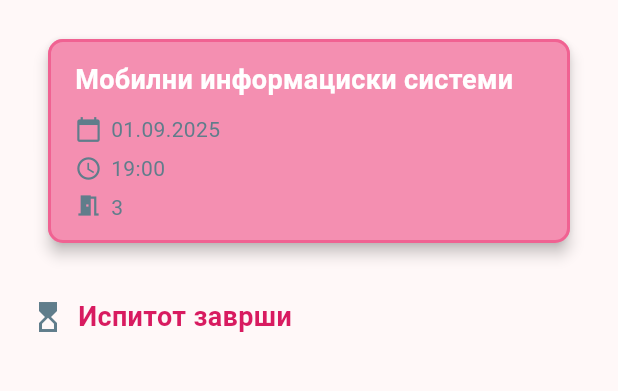
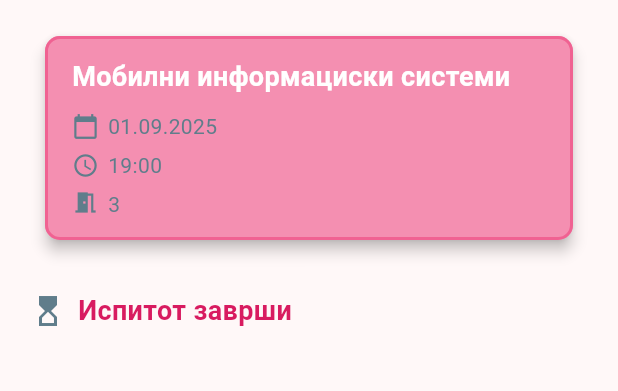
Before and after one commit to Kikiii22/MIS_lab1, a Flutter app: the screen it shows after launch, after a tap on "Мобилни информациски системи", on a phone screen of 412 x 824 dp, the part 84-475 px from its top. Run offline on Flutter 3.47's test engine with Material 3 defaults, Android fonts, the phone set to English and light mode, and no system bars.

```diff
--- a/lib/main.dart
+++ b/lib/main.dart
@@ -1,6 +1,5 @@
 import 'package:flutter/material.dart';
 import 'package:mis_lab1/screens/details.dart';
-
 import 'models/exam.dart';
 import 'screens/list.dart';
 
--- a/lib/screens/list.dart
+++ b/lib/screens/list.dart
@@ -1,7 +1,6 @@
 import 'package:flutter/material.dart';
 import '../models/exam.dart';
 import '../widgets/card.dart';
-import 'details.dart';
 
 class ExamList extends StatelessWidget {
   final String index;
@@ -17,10 +16,9 @@ class ExamList extends StatelessWidget {
 
     return Scaffold(
       appBar: AppBar(
-        title: Text('Распоред за испити-$index',style:  const TextStyle(color: Colors.white),),
+        title: Text('Распоред за испити-$index',style: const TextStyle(color: Colors.white),),
         centerTitle: true,
         backgroundColor: Colors.pink.shade100,
-
       ),
       body: Stack(
         children: [
@@ -60,7 +58,7 @@ class ExamList extends StatelessWidget {
                   style: const TextStyle(
                     color: Colors.white,
                     fontSize: 16,
-                    fontWeight: FontWeight.w600,
+                    fontWeight: FontWeight.bold,
                   ),
                 ),
               ),
--- a/lib/widgets/card.dart
+++ b/lib/widgets/card.dart
@@ -32,7 +32,7 @@ class ExamCard extends StatelessWidget {
         ),
         color: backgroundColor,
         elevation: 4,
-        margin: const EdgeInsets.symmetric(horizontal: 12, vertical: 6),
+        margin: const EdgeInsets.symmetric(horizontal: 10, vertical: 4),
         child: Padding(
           padding: const EdgeInsets.symmetric(vertical: 14, horizontal: 18),
           child: Column(
```
